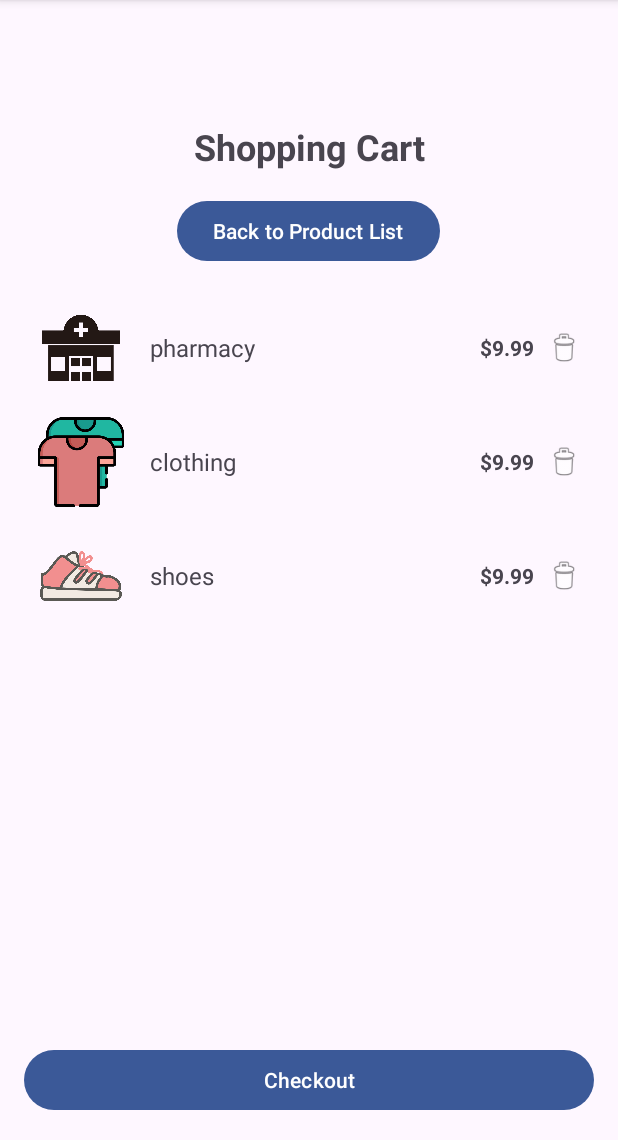
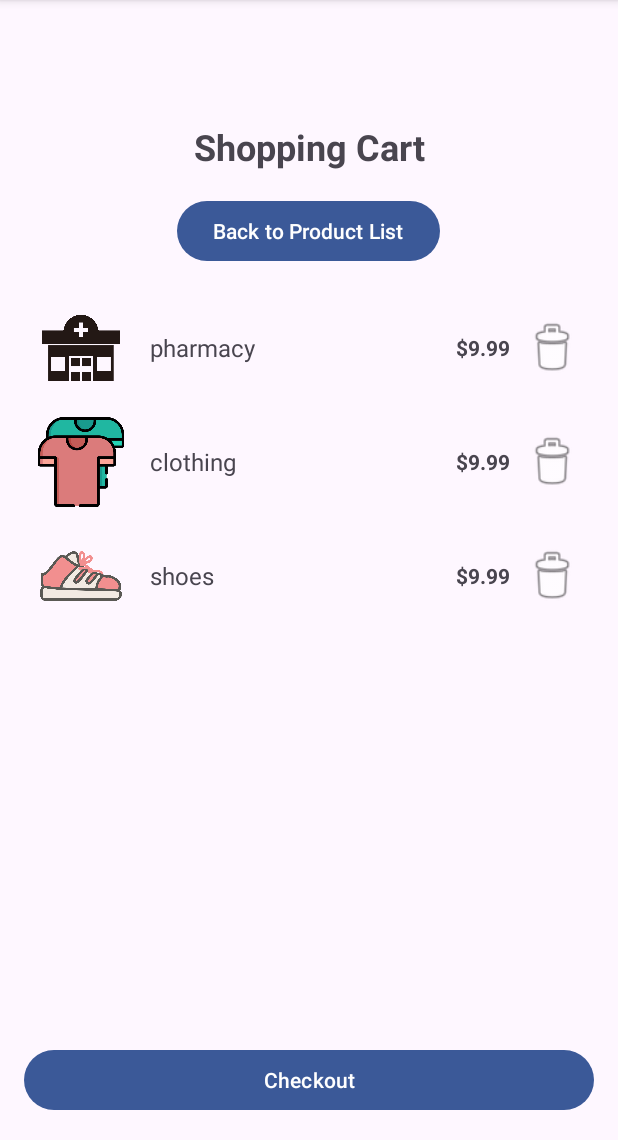
Before and after one commit to haianh18/FacebookApplication, an Android app: the CartActivity screen opened directly, with no data from a screen before it, on a phone screen of 412 x 824 dp, the part 96-1236 px from its top. Run offline under Robolectric (Android 15) with nearby library versions, the phone set to English and light mode, and no system bars.

Commit message:
update Cart item

```diff
--- a/app/src/main/res/layout/item_cart.xml
+++ b/app/src/main/res/layout/item_cart.xml
@@ -29,9 +29,11 @@
         android:layout_marginEnd="8dp" />
 
     <ImageView
+
         android:id="@+id/remove_item_button"
-        android:layout_width="24dp"
-        android:layout_height="24dp"
+        android:layout_width="40dp"
+        android:layout_height="40dp"
+        android:contentDescription="Remove item"
         android:src="@android:drawable/ic_menu_delete"
         android:clickable="true"
         android:focusable="true"
```
Also changed, not shown: app/src/main/java/com/example/facebookapplication/adapter/CartAdapter.java (+4 -3 lines).
